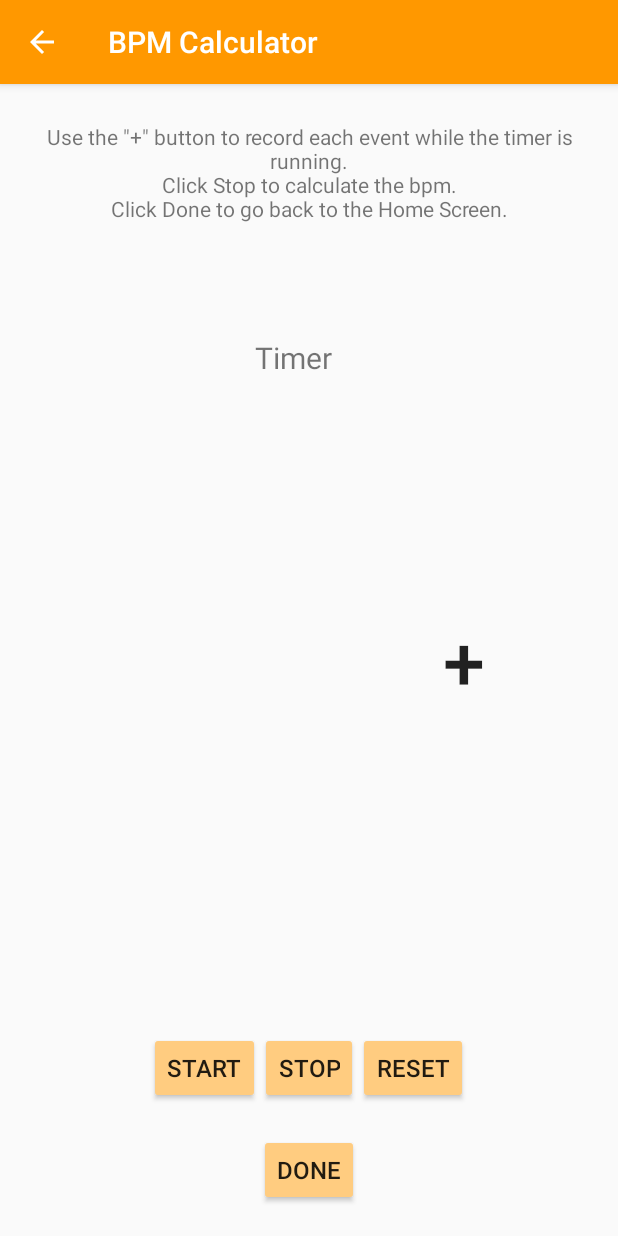
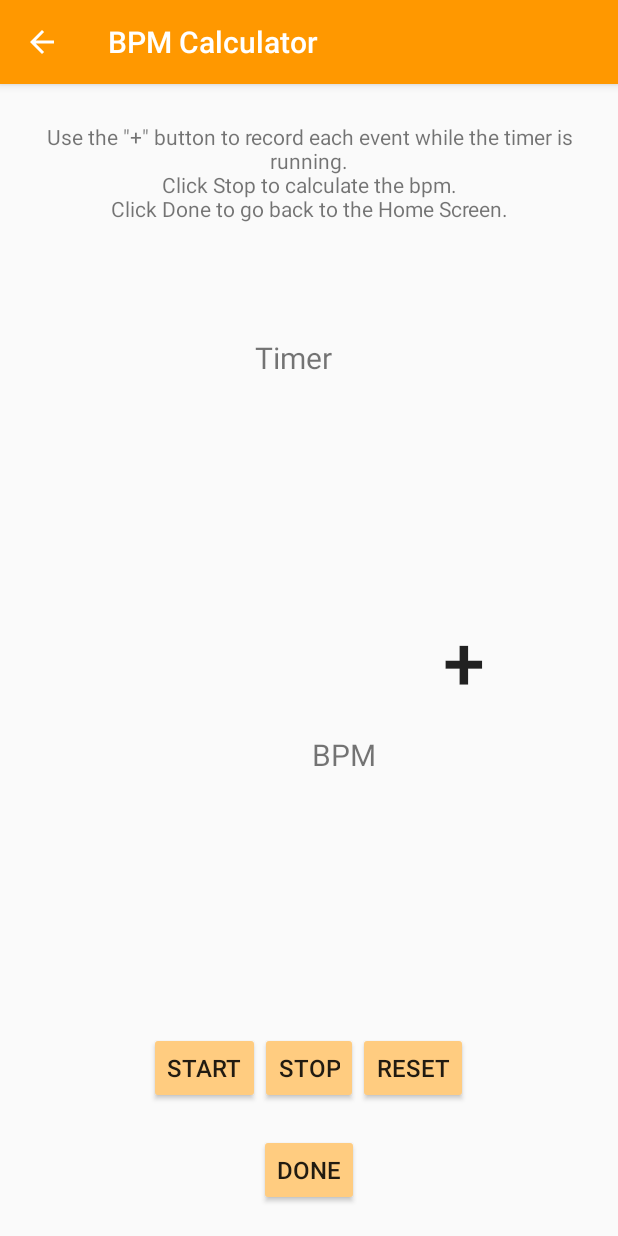
Before and after one commit to khash021/SimpleCounter, an Android app: the BpmCalculatorActivity screen opened directly, with no data from a screen before it, on a phone screen of 412 x 824 dp. Run offline under Robolectric (Android 15) with nearby library versions, the phone set to English and light mode, and no system bars.

Commit message:
Added textview

```diff
--- a/app/src/main/res/layout/activity_bpm_calculator.xml
+++ b/app/src/main/res/layout/activity_bpm_calculator.xml
@@ -1,6 +1,7 @@
 <?xml version="1.0" encoding="utf-8"?>
 <android.support.constraint.ConstraintLayout xmlns:android="http://schemas.android.com/apk/res/android"
     xmlns:app="http://schemas.android.com/apk/res-auto"
+    xmlns:tools="http://schemas.android.com/tools"
     android:layout_width="match_parent"
     android:layout_height="match_parent">
 
@@ -75,6 +76,28 @@
         app:layout_constraintTop_toTopOf="parent" />
 
 
+    <TextView
+        android:id="@+id/text_bpm"
+        android:layout_width="3dp"
+        android:layout_height="wrap_content"
+        android:fontFamily="sans-serif"
+        android:textColor="@android:color/black"
+        android:textSize="24sp"
+        app:layout_constraintLeft_toLeftOf="parent"
+        app:layout_constraintRight_toRightOf="parent"
+        app:layout_constraintTop_toBottomOf="@id/button_counter_increase" />
+
+    <TextView
+        android:id="@+id/text_bpm_suffix"
+        android:layout_width="wrap_content"
+        android:layout_height="wrap_content"
+        android:fontFamily="sans-serif"
+        android:text="@string/bpm_suffix"
+        android:textSize="20sp"
+        app:layout_constraintBottom_toBottomOf="@id/text_bpm"
+        app:layout_constraintStart_toEndOf="@id/text_bpm"/>
+
+
     <Button
         android:id="@+id/button_start"
         style="@style/Widget.AppCompat.Button.Small"
```
